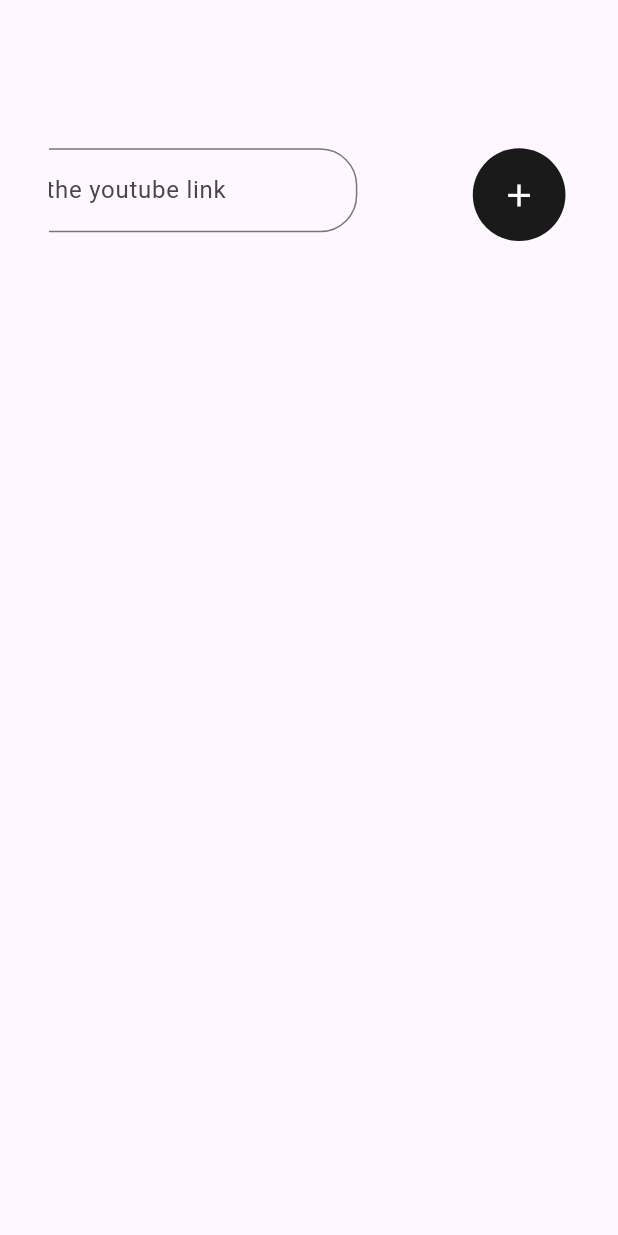
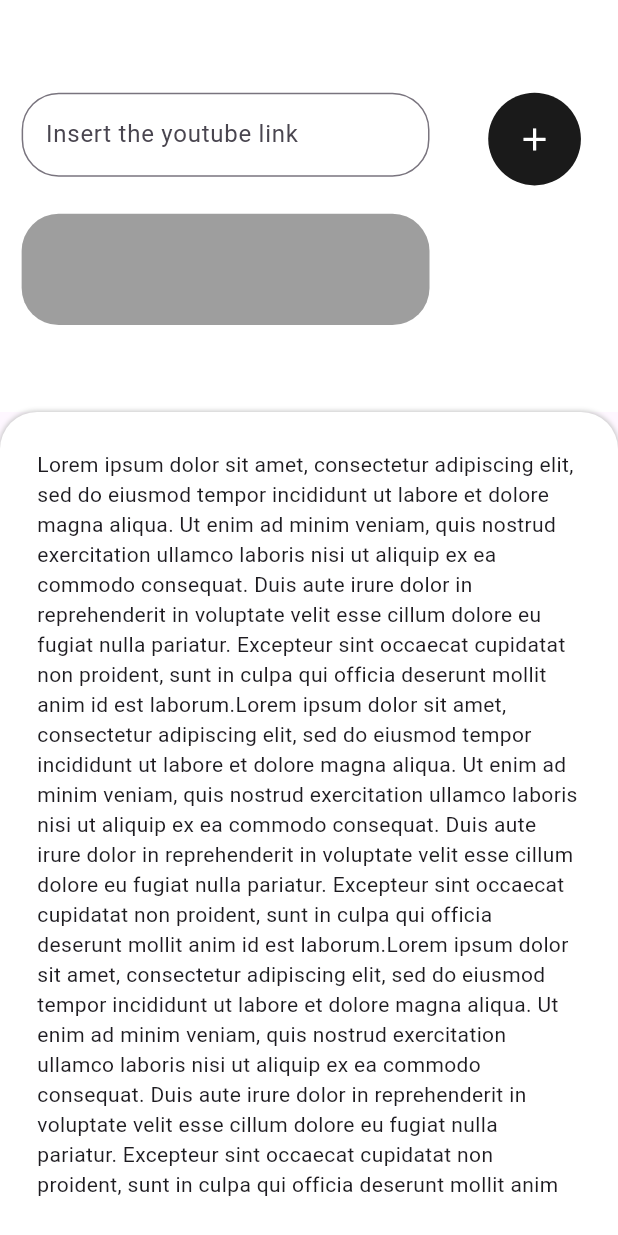
Before and after one commit to tss-code/transcript_app, a Flutter app: the screen it shows after launch, on a phone screen of 412 x 824 dp. Run offline on Flutter 3.47's test engine with Material 3 defaults, Android fonts, the phone set to English and light mode, and no system bars; our stand-ins replace dio, sqflite; accounts and stored records are empty.

Commit message:
fix: adjusted component positions, feat: added transcription component

```diff
--- a/lib/app/blocs/bloc_home_page.dart
+++ b/lib/app/blocs/bloc_home_page.dart
@@ -6,7 +6,7 @@
   BlocHomePage();
 
   final StreamController<TranscriptType> _transcriptTypeStreamController =
-      StreamController<TranscriptType>();
+      StreamController<TranscriptType>.broadcast();
   Stream<TranscriptType> get transcriptTypeStream =>
       _transcriptTypeStreamController.stream;
   Sink<TranscriptType> get transcriptTypeSink =>
--- a/lib/app/presenter/pages/home/home_page.dart
+++ b/lib/app/presenter/pages/home/home_page.dart
@@ -1,8 +1,15 @@
 import 'package:flutter/material.dart';
-import 'package:flutter/widgets.dart';
 import 'package:transcript/app/blocs/bloc_home_page.dart';
 import 'package:transcript/app/core/hardware/device_screen_information.dart';
 import 'package:transcript/app/core/modules/dependency_injector.dart';
+import 'package:transcript/app/presenter/pages/home/widgets/transcript_selection_component.dart';
+import 'package:transcript/app/presenter/pages/home/widgets/transcription_component.dart';
+
+String transcription =
+    "Lorem ipsum dolor sit amet, consectetur adipiscing elit, sed do eiusmod tempor incididunt ut labore et dolore magna aliqua. Ut enim ad minim veniam, quis nostrud exercitation ullamco laboris nisi ut aliquip ex ea commodo consequat. Duis aute irure dolor in reprehenderit in voluptate velit esse cillum dolore eu fugiat nulla pariatur. Excepteur sint occaecat cupidatat non proident, sunt in culpa qui officia deserunt mollit anim id est laborum." +
+        "Lorem ipsum dolor sit amet, consectetur adipiscing elit, sed do eiusmod tempor incididunt ut labore et dolore magna aliqua. Ut enim ad minim veniam, quis nostrud exercitation ullamco laboris nisi ut aliquip ex ea commodo consequat. Duis aute irure dolor in reprehenderit in voluptate velit esse cillum dolore eu fugiat nulla pariatur. Excepteur sint occaecat cupidatat non proident, sunt in culpa qui officia deserunt mollit anim id est laborum." +
+        "Lorem ipsum dolor sit amet, consectetur adipiscing elit, sed do eiusmod tempor incididunt ut labore et dolore magna aliqua. Ut enim ad minim veniam, quis nostrud exercitation ullamco laboris nisi ut aliquip ex ea commodo consequat. Duis aute irure dolor in reprehenderit in voluptate velit esse cillum dolore eu fugiat nulla pariatur. Excepteur sint occaecat cupidatat non proident, sunt in culpa qui officia deserunt mollit anim id est laborum." +
+        "Lorem ipsum dolor sit amet, consectetur adipiscing elit, sed do eiusmod tempor incididunt ut labore et dolore magna aliqua. Ut enim ad minim veniam, quis nostrud exercitation ullamco laboris nisi ut aliquip ex ea commodo consequat. Duis aute irure dolor in reprehenderit in voluptate velit esse cillum dolore eu fugiat nulla pariatur. Excepteur sint occaecat cupidatat non proident, sunt in culpa qui officia deserunt mollit anim id est laborum.";
 
 class HomePage extends StatefulWidget {
   final DependencyInjector dependencyInjector;
@@ -34,183 +41,13 @@
         width: MediaQuery.of(context).size.width,
         child: Column(
           children: [
-            SizedBox(height: perimeter * 0.04),
-            Row(
-              mainAxisAlignment: MainAxisAlignment.end,
-              crossAxisAlignment: CrossAxisAlignment.start,
-              children: [
-                StreamBuilder(
-                  stream: blocHomePage.transcriptTypeStream,
-                  initialData: TranscriptType.link,
-                  builder: (context, snapshot) {
-                    if (snapshot.data == TranscriptType.local) {
-                      return const SizedBox(
-                        child: Center(
-                          child: Text("from file"),
-                        ),
-                      );
-                    }
-
-                    return TweenAnimationBuilder<double>(
-                      tween: Tween(begin: -perimeter * 0.11, end: 0),
-                      duration: const Duration(seconds: 15),
-                      curve: Curves.bounceOut,
-                      builder: (context, value, child) {
-                        return SizedBox(
-                          width: perimeter * 0.11,
-                          height: MediaQuery.of(context).size.width * 0.8,
-                          child: Stack(
-                            children: [
-                              Positioned(
-                                height: perimeter * 0.03,
-                                width: perimeter * 0.11,
-                                left: value,
-                                child: TextFormField(
-                                  decoration: InputDecoration(
-                                    hintText: "Insert the youtube link",
-                                    border: OutlineInputBorder(
-                                      borderRadius: BorderRadius.circular(
-                                          perimeter * 0.01),
-                                    ),
-                                  ),
-                                ),
-                              ),
-                            ],
-                          ),
-                        );
-                      },
-                    );
-                  },
-                ),
-                SizedBox(
-                  height: perimeter * 0.09,
-                  width: MediaQuery.of(context).size.width * 0.2,
-                  child: AddTranscptionButton(
-                    perimeter: perimeter,
-                    blocHomePage: blocHomePage,
-                  ),
-                ),
-                SizedBox(width: perimeter * 0.01),
-              ],
-            )
+            TranscriptSelectionComponent(
+                blocHomePage: blocHomePage, perimeter: perimeter),
+            TranscriptionComponent(
+                transcription: transcription, perimeter: perimeter),
           ],
         ),
       ),
     );
   }
 }
-
-class AddTranscptionButton extends StatefulWidget {
-  const AddTranscptionButton({
-    super.key,
-    required this.perimeter,
-    required this.blocHomePage,
-  });
-
-  final double perimeter;
-  final BlocHomePage blocHomePage;
-
-  @override
-  State<AddTranscptionButton> createState() => _AddTranscptionButtonState();
-}
-
-class _AddTranscptionButtonState extends State<AddTranscptionButton> {
-  late bool showButtons;
-  late List<Widget> optional;
-
-  void updateChildren() {
-    setState(() {
-      showButtons = !showButtons;
-      if (showButtons) {
-        [
-          {
-            "position": widget.perimeter * 0.03,
-            "icon": Icons.link,
-            "color": const Color.fromARGB(255, 74, 74, 74),
-            "function": () {
-              widget.blocHomePage.setTranscriptType(TranscriptType.link);
-            }
-          },
-          {
-            "position": widget.perimeter * 0.055,
-            "icon": Icons.storage,
-            "color": const Color.fromARGB(255, 142, 142, 142),
-            "function": () {
-              widget.blocHomePage.setTranscriptType(TranscriptType.local);
-            }
-          }
-        ].forEach((element) {
-          optional.add(
-            Positioned(
-              top: element["position"] as double,
-              child: AnimatedContainer(
-                duration: const Duration(seconds: 15),
-                curve: Curves.bounceInOut,
-                child: GestureDetector(
-                  onTap: element["function"] as void Function(),
-                  child: Container(
-                    height: widget.perimeter * 0.02,
-                    width: widget.perimeter * 0.02,
-                    decoration: BoxDecoration(
-                      shape: BoxShape.circle,
-                      color: element["color"] as Color,
-                    ),
-                    child: Center(
-                      child: Icon(
-                        element["icon"] as IconData,
-                        color: Colors.white,
-                        size: widget.perimeter * 0.01,
-                      ),
-                    ),
-                  ),
-                ),
-              ),
-            ),
-          );
-        });
-        return;
-      }
-      optional = [];
-    });
-  }
-
-  @override
-  void initState() {
-    showButtons = false;
-    optional = [];
-    super.initState();
-  }
-
-  @override
-  Widget build(BuildContext context) {
-    return Stack(
-      alignment: Alignment.center,
-      children: <Widget>[
-            Positioned(
-              top: 0,
-              child: GestureDetector(
-                onTap: () {
-                  updateChildren();
-                },
-                child: Container(
-                  height: widget.perimeter * 0.025,
-                  width: widget.perimeter * 0.025,
-                  decoration: const BoxDecoration(
-                    shape: BoxShape.circle,
-                    color: Color.fromARGB(255, 26, 26, 26),
-                  ),
-                  child: Center(
-                    child: Icon(
-                      Icons.add,
-                      color: Colors.white,
-                      size: widget.perimeter * 0.01,
-                    ),
-                  ),
-                ),
-              ),
-            ),
-          ] +
-          optional,
-    );
-  }
-}
--- /dev/null
+++ b/lib/app/presenter/pages/home/widgets/add_transcription_button.dart
@@ -0,0 +1,117 @@
+import 'package:flutter/material.dart';
+import 'package:transcript/app/blocs/bloc_home_page.dart';
+
+class AddTranscptionButton extends StatefulWidget {
+  const AddTranscptionButton({
+    super.key,
+    required this.perimeter,
+    required this.blocHomePage,
+  });
+
+  final double perimeter;
+  final BlocHomePage blocHomePage;
+
+  @override
+  State<AddTranscptionButton> createState() => _AddTranscptionButtonState();
+}
+
+class _AddTranscptionButtonState extends State<AddTranscptionButton> {
+  late bool showButtons;
+  late List<Widget> optional;
+
+  void updateChildren() {
+    setState(() {
+      showButtons = !showButtons;
+      if (showButtons) {
+        [
+          {
+            "position": widget.perimeter * 0.055,
+            "icon": Icons.link,
+            "color": const Color.fromARGB(255, 74, 74, 74),
+            "function": () {
+              widget.blocHomePage.setTranscriptType(TranscriptType.link);
+            }
+          },
+          {
+            "position": widget.perimeter * 0.08,
+            "icon": Icons.storage,
+            "color": const Color.fromARGB(255, 142, 142, 142),
+            "function": () {
+              widget.blocHomePage.setTranscriptType(TranscriptType.local);
+            }
+          }
+        ].forEach((element) {
+          optional.add(
+            Positioned(
+              top: element["position"] as double,
+              child: AnimatedContainer(
+                duration: const Duration(seconds: 15),
+                curve: Curves.bounceInOut,
+                child: GestureDetector(
+                  onTap: element["function"] as void Function(),
+                  child: Container(
+                    height: widget.perimeter * 0.02,
+                    width: widget.perimeter * 0.02,
+                    decoration: BoxDecoration(
+                      shape: BoxShape.circle,
+                      color: element["color"] as Color,
+                    ),
+                    child: Center(
+                      child: Icon(
+                        element["icon"] as IconData,
+                        color: Colors.white,
+                        size: widget.perimeter * 0.01,
+                      ),
+                    ),
+                  ),
+                ),
+              ),
+            ),
+          );
+        });
+        return;
+      }
+      optional = [];
+    });
+  }
+
+  @override
+  void initState() {
+    showButtons = false;
+    optional = [];
+    super.initState();
+  }
+
+  @override
+  Widget build(BuildContext context) {
+    return Stack(
+      alignment: Alignment.center,
+      children: <Widget>[
+            Positioned(
+              top: widget.perimeter * 0.025,
+              child: GestureDetector(
+                onTap: () {
+                  updateChildren();
+                },
+                child: Container(
+                  height: widget.perimeter * 0.025,
+                  width: widget.perimeter * 0.025,
+                  decoration: const BoxDecoration(
+                    shape: BoxShape.circle,
+                    color: Color.fromARGB(255, 26, 26, 26),
+                  ),
+                  child: Center(
+                    child: Icon(
+                      Icons.add,
+                      color: Colors.white,
+                      size: widget.perimeter * 0.01,
+                    ),
+                  ),
+                ),
+              ),
+            ),
+          ] +
+          optional,
+    );
+  }
+}
--- /dev/null
+++ b/lib/app/presenter/pages/home/widgets/transcript_selection_component.dart
@@ -0,0 +1,90 @@
+import 'package:flutter/cupertino.dart';
+import 'package:flutter/material.dart';
+import 'package:flutter/widgets.dart';
+import 'package:transcript/app/blocs/bloc_home_page.dart';
+import 'package:transcript/app/presenter/pages/home/widgets/add_transcription_button.dart';
+
+class TranscriptSelectionComponent extends StatelessWidget {
+  const TranscriptSelectionComponent({
+    super.key,
+    required this.blocHomePage,
+    required this.perimeter,
+  });
+
+  final BlocHomePage blocHomePage;
+  final double perimeter;
+
+  @override
+  Widget build(BuildContext context) {
+    return Container(
+      color: Colors.white,
+      height: MediaQuery.of(context).size.height * 1 / 3,
+      width: MediaQuery.of(context).size.width,
+      child: Column(
+        children: [
+          Row(
+            mainAxisAlignment: MainAxisAlignment.spaceAround,
+            crossAxisAlignment: CrossAxisAlignment.start,
+            children: [
+              Column(
+                mainAxisAlignment: MainAxisAlignment.start,
+                children: [
+                  SizedBox(height: perimeter * 0.025),
+                  StreamBuilder(
+                    stream: blocHomePage.transcriptTypeStream,
+                    initialData: TranscriptType.link,
+                    builder: (context, snapshot) {
+                      if (snapshot.data == TranscriptType.local) {
+                        return SizedBox(
+                          height: perimeter * 0.025,
+                          width: perimeter * 0.11,
+                          child: const Center(
+                            child: Text("from file"),
+                          ),
+                        );
+                      }
+
+                      return SizedBox(
+                        width: perimeter * 0.11,
+                        child: TextFormField(
+                          decoration: InputDecoration(
+                            hintText: "Insert the youtube link",
+                            border: OutlineInputBorder(
+                              borderRadius:
+                                  BorderRadius.circular(perimeter * 0.01),
+                            ),
+                          ),
+                        ),
+                      );
+                    },
+                  ),
+                  SizedBox(height: perimeter * 0.01),
+                  GestureDetector(
+                    onTap: () {},
+                    child: Container(
+                      height: perimeter * 0.03,
+                      width: perimeter * 0.11,
+                      decoration: BoxDecoration(
+                        color: Colors.grey,
+                        borderRadius: BorderRadius.circular(perimeter * 0.01),
+                      ),
+                      child: Text(""),
+                    ),
+                  )
+                ],
+              ),
+              SizedBox(
+                height: perimeter * 0.11,
+                width: MediaQuery.of(context).size.width * 0.2,
+                child: AddTranscptionButton(
+                  perimeter: perimeter,
+                  blocHomePage: blocHomePage,
+                ),
+              ),
+            ],
+          ),
+        ],
+      ),
+    );
+  }
+}
--- /dev/null
+++ b/lib/app/presenter/pages/home/widgets/transcription_component.dart
@@ -0,0 +1,38 @@
+import 'package:flutter/material.dart';
+
+class TranscriptionComponent extends StatelessWidget {
+  const TranscriptionComponent({
+    super.key,
+    required this.transcription,
+    required this.perimeter,
+  });
+
+  final String transcription;
+  final double perimeter;
+
+  @override
+  Widget build(BuildContext context) {
+    return Expanded(
+      child: Container(
+        height: MediaQuery.of(context).size.height * 2 / 3,
+        width: MediaQuery.of(context).size.width,
+        padding: EdgeInsets.all(perimeter * 0.01),
+        decoration: BoxDecoration(
+          color: Colors.white,
+          borderRadius: BorderRadius.only(
+            topRight: Radius.circular(perimeter * 0.01),
+            topLeft: Radius.circular(perimeter * 0.01),
+          ),
+          boxShadow: const [
+            BoxShadow(
+              color: Color.fromARGB(255, 198, 198, 198),
+              blurRadius: 2,
+              spreadRadius: 0.5,
+            ),
+          ],
+        ),
+        child: SingleChildScrollView(child: Text(transcription)),
+      ),
+    );
+  }
+}
```
